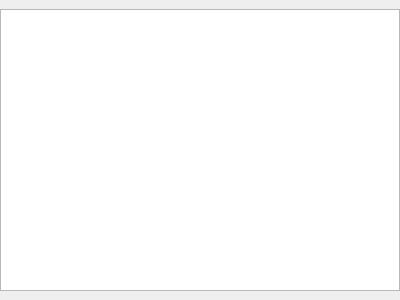
Before: the Qt Designer form src/widget/dlghelp.ui in Dragon-qing/ToolKit, drawn with Qt 5.
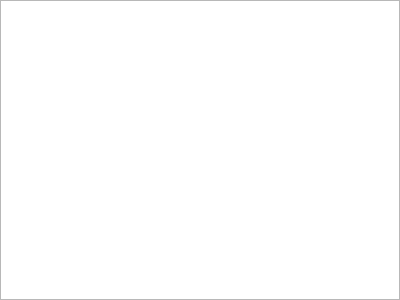
After: the same form once the commit is applied.

Commit message: 优化界面，修改配色

```diff
--- a/src/widget/dlghelp.ui
+++ b/src/widget/dlghelp.ui
@@ -18,13 +18,13 @@
     <number>0</number>
    </property>
    <property name="topMargin">
-    <number>9</number>
+    <number>0</number>
    </property>
    <property name="rightMargin">
     <number>0</number>
    </property>
    <property name="bottomMargin">
-    <number>9</number>
+    <number>0</number>
    </property>
    <item>
     <widget class="QTextBrowser" name="textBrowser"/>
```
The commit also changes 7 other files.
